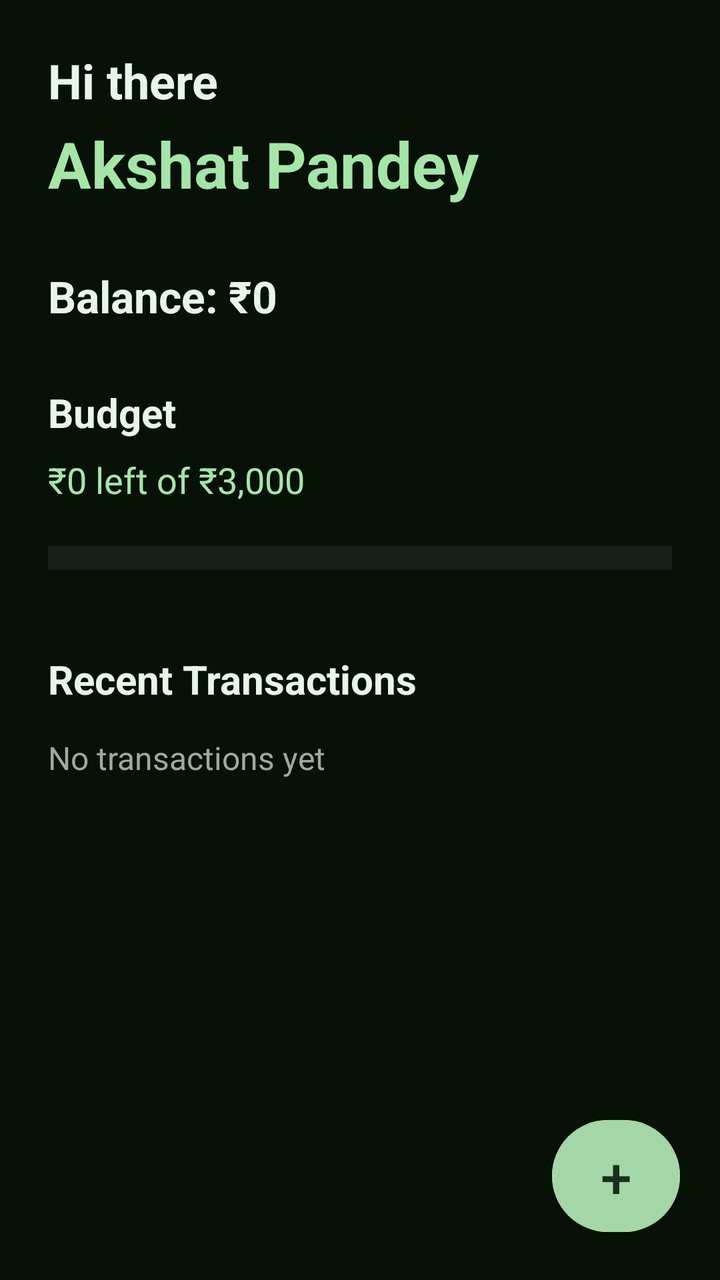
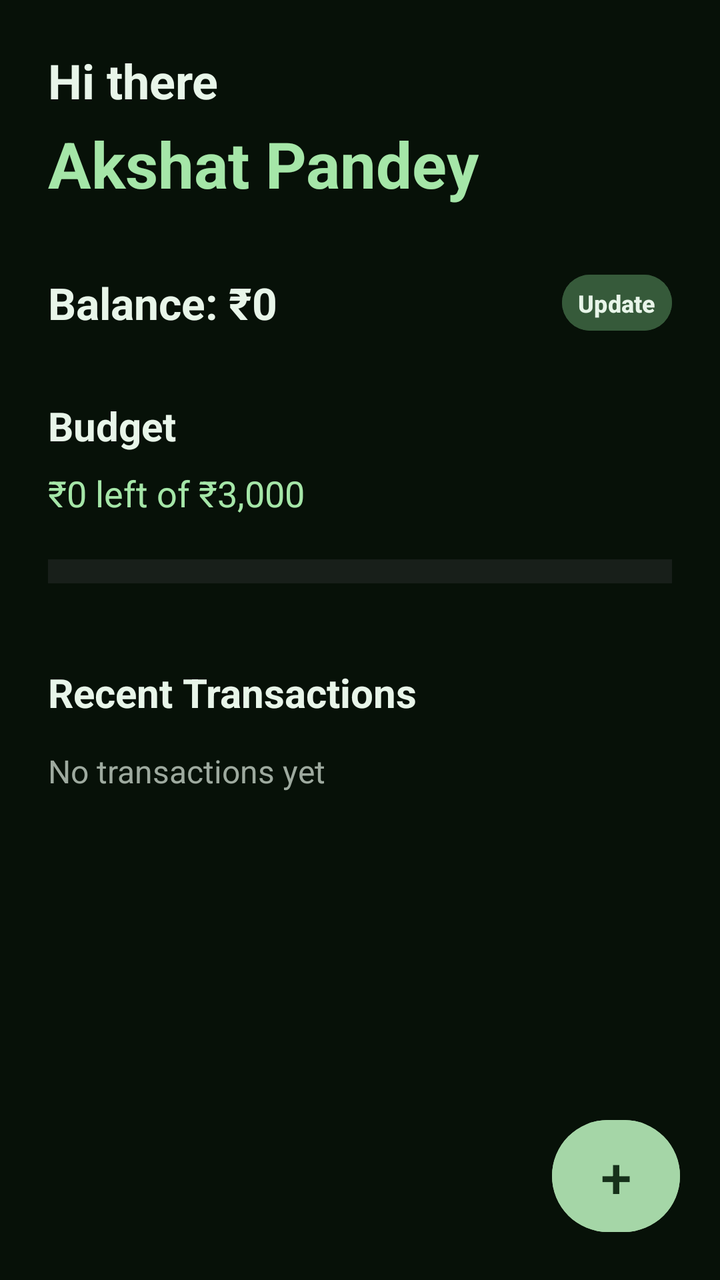

Two renders of the same Android screen: before a commit and after it. Below are the layout's source before the change and the commit's diff.
<!-- AndroidManifest.xml: application theme Theme.CashFlow -->
<!-- res/layout/fragment_home.xml -->
<?xml version="1.0" encoding="utf-8"?>
<FrameLayout
    xmlns:android="http://schemas.android.com/apk/res/android"
    android:layout_width="match_parent"
    android:layout_height="match_parent"
    android:background="#071108">

    

    <LinearLayout
        android:layout_width="match_parent"
        android:layout_height="match_parent"
        android:orientation="vertical"
        android:padding="24dp">

        

        <TextView
            android:layout_width="wrap_content"
            android:layout_height="wrap_content"
            android:text="Hi there"
            android:textColor="#E8F5E9"
            android:textSize="24sp"
            android:textStyle="bold" />

        <TextView
            android:id="@+id/tvHomeName"
            android:layout_width="wrap_content"
            android:layout_height="wrap_content"
            android:layout_marginTop="4dp"
            android:text="Akshat Pandey"
            android:textColor="#A5E6A8"
            android:textSize="32sp"
            android:textStyle="bold" />

        

        <TextView
            android:id="@+id/tvHomeBalance"
            android:layout_width="wrap_content"
            android:layout_height="wrap_content"
            android:layout_marginTop="30dp"
            android:text="Balance: ₹0"
            android:textColor="#E8F5E9"
            android:textSize="22sp"
            android:textStyle="bold" />

        

        <TextView
            android:layout_width="wrap_content"
            android:layout_height="wrap_content"
            android:layout_marginTop="30dp"
            android:text="Budget"
            android:textColor="#E8F5E9"
            android:textSize="20sp"
            android:textStyle="bold" />

        <TextView
            android:id="@+id/tvHomeBudget"
            android:layout_width="wrap_content"
            android:layout_height="wrap_content"
            android:layout_marginTop="8dp"
            android:text="₹0 left of ₹3,000"
            android:textColor="#A5E6A8"
            android:textSize="18sp" />

        <ProgressBar
            android:id="@+id/homeBudgetProgress"
            style="?android:attr/progressBarStyleHorizontal"
            android:layout_width="match_parent"
            android:layout_height="24dp"
            android:layout_marginTop="15dp"
            android:scaleY="3"
            android:max="100"
            android:progress="0" />

        

        <TextView
            android:layout_width="wrap_content"
            android:layout_height="wrap_content"
            android:layout_marginTop="35dp"
            android:text="Recent Transactions"
            android:textColor="#E8F5E9"
            android:textSize="20sp"
            android:textStyle="bold" />

        <TextView
            android:id="@+id/tvRecentTransactions"
            android:layout_width="wrap_content"
            android:layout_height="wrap_content"
            android:layout_marginTop="15dp"
            android:text="No transactions yet"
            android:textColor="#9EAA9F"
            android:textSize="16sp" />

    </LinearLayout>


    

    <Button
        android:id="@+id/btnAddTransaction"
        android:layout_width="64dp"
        android:layout_height="64dp"
        android:layout_gravity="bottom|end"
        android:layout_marginEnd="20dp"
        android:layout_marginBottom="20dp"
        android:backgroundTint="#A5D6A7"
        android:text="+"
        android:textColor="#16301A"
        android:textSize="28sp"
        android:textStyle="normal" />

</FrameLayout>
<!-- resources referenced by this layout -->
<resources>
  <style name="Theme.CashFlow" parent="Base.Theme.CashFlow">
      </style>
  <style name="Base.Theme.CashFlow" parent="Theme.Material3.DayNight.NoActionBar">
          
      </style>
</resources>

<!-- the commit's change to res/layout/fragment_home.xml (unified diff, before → after) -->
@@ -1,6 +1,7 @@
 <?xml version="1.0" encoding="utf-8"?>
 <FrameLayout
     xmlns:android="http://schemas.android.com/apk/res/android"
+    android:id="@+id/homeRootLayout"
     android:layout_width="match_parent"
     android:layout_height="match_parent"
     android:background="#071108">
@@ -16,6 +17,7 @@
         
 
         <TextView
+            android:id="@+id/tvHomeGreeting"
             android:layout_width="wrap_content"
             android:layout_height="wrap_content"
             android:text="Hi there"
@@ -35,19 +37,37 @@
 
         
 
-        <TextView
-            android:id="@+id/tvHomeBalance"
-            android:layout_width="wrap_content"
+        <LinearLayout
+            android:layout_width="match_parent"
             android:layout_height="wrap_content"
             android:layout_marginTop="30dp"
-            android:text="Balance: ₹0"
-            android:textColor="#E8F5E9"
-            android:textSize="22sp"
-            android:textStyle="bold" />
+            android:orientation="horizontal"
+            android:gravity="center_vertical">
+
+            <TextView
+                android:id="@+id/tvHomeBalance"
+                android:layout_width="0dp"
+                android:layout_height="wrap_content"
+                android:layout_weight="1"
+                android:text="Balance: ₹0"
+                android:textColor="#E8F5E9"
+                android:textSize="22sp"
+                android:textStyle="bold" />
+
+            <Button
+                android:id="@+id/btnUpdateHomeBalance"
+                style="@style/CashFlowButton"
+                android:layout_width="wrap_content"
+                android:layout_height="36dp"
+                android:paddingHorizontal="14dp"
+                android:text="Update"
+                android:textSize="12sp" />
+        </LinearLayout>
 
         
 
         <TextView
+            android:id="@+id/tvHomeBudgetTitle"
             android:layout_width="wrap_content"
             android:layout_height="wrap_content"
             android:layout_marginTop="30dp"
@@ -78,6 +98,7 @@
         
 
         <TextView
+            android:id="@+id/tvHomeRecentTransactionsTitle"
             android:layout_width="wrap_content"
             android:layout_height="wrap_content"
             android:layout_marginTop="35dp"
<!-- resource entries referenced after the edit -->
@@ -1,5 +1,15 @@
 <!-- resources referenced by this layout -->
 <resources>
+  <style name="CashFlowButton" parent="Widget.Material3.Button">
+          <item name="android:backgroundTint">#365A3A</item>
+          <item name="android:textColor">#E8F5E9</item>
+          <item name="android:textSize">14sp</item>
+          <item name="android:textStyle">bold</item>
+          <item name="android:minHeight">48dp</item>
+          <item name="android:minWidth">0dp</item>
+          <item name="android:paddingStart">8dp</item>
+          <item name="android:paddingEnd">8dp</item>
+      </style>
   <style name="Theme.CashFlow" parent="Base.Theme.CashFlow">
       </style>
   <style name="Base.Theme.CashFlow" parent="Theme.Material3.DayNight.NoActionBar">
